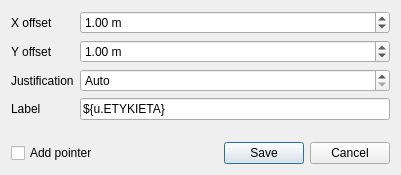
Before: the Qt Designer form labeldialog.ui in Kuszki/EW-Database, drawn with Qt 5.
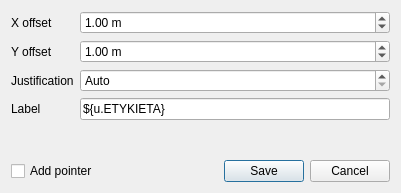
After: the same form once the commit is applied. Icons and pictures are not drawn.

Patch:
```diff
--- a/labeldialog.ui
+++ b/labeldialog.ui
@@ -7,7 +7,7 @@
     <x>0</x>
     <y>0</y>
     <width>400</width>
-    <height>175</height>
+    <height>193</height>
    </rect>
   </property>
   <property name="windowTitle">
```
Left out of the diff: 3 changed lines with no effect on the pictures.
